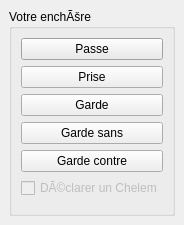
Qt form src/client/EncheresUI.ui (arabine/icl) before a commit.
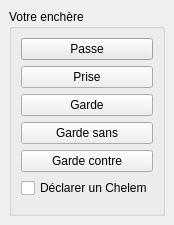
The same form after that commit.

Commit message: New splash screen, cosmetic modifications

Patch:
```diff
--- a/src/client/EncheresUI.ui
+++ b/src/client/EncheresUI.ui
@@ -88,8 +88,8 @@
        </disabled>
       </palette>
      </property>
-     <property name="title" >
-      <string>Votre enchÃšre</string>
+     <property name="title">
+      <string>Votre enchère</string>
      </property>
      <layout class="QGridLayout" >
       <property name="margin" >
@@ -133,13 +133,13 @@
         </property>
        </widget>
       </item>
-      <item row="5" column="0" >
-       <widget class="QCheckBox" name="chelem" >
-        <property name="enabled" >
-         <bool>false</bool>
+      <item row="5" column="0">
+       <widget class="QCheckBox" name="chelem">
+        <property name="enabled">
+         <bool>true</bool>
         </property>
-        <property name="text" >
-         <string>DÃ©clarer un Chelem</string>
+        <property name="text">
+         <string>Déclarer un Chelem</string>
         </property>
        </widget>
       </item>
```
Left out of the diff: 95 changed lines with no effect on the pictures. The commit also changes 7 other files.
